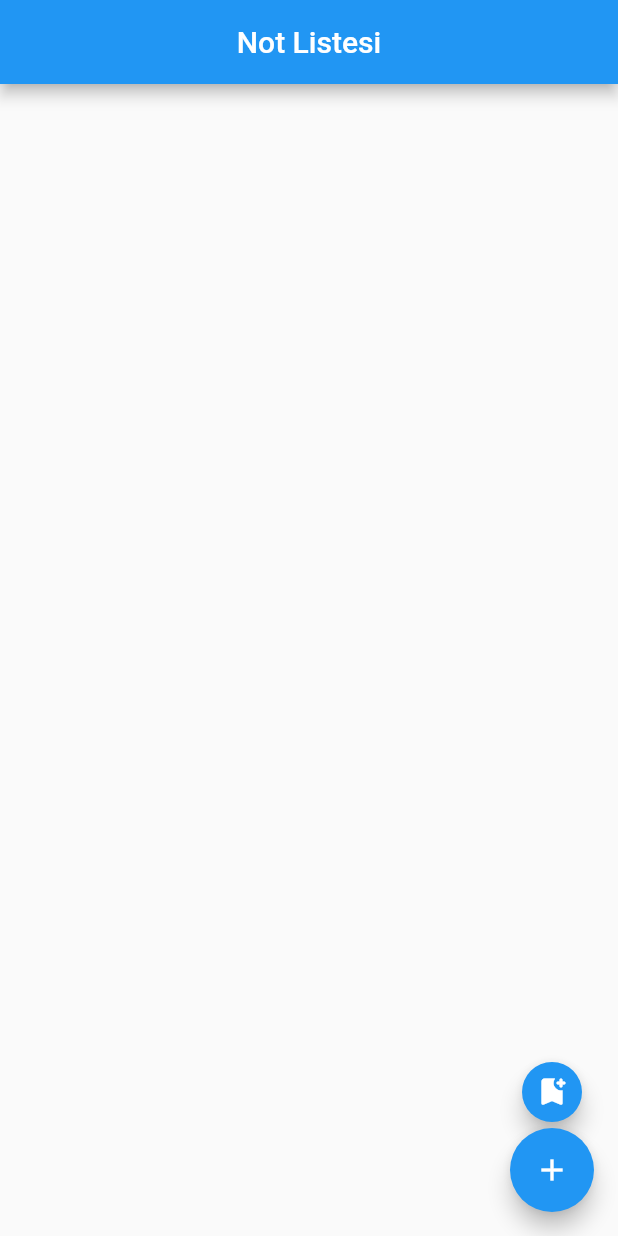
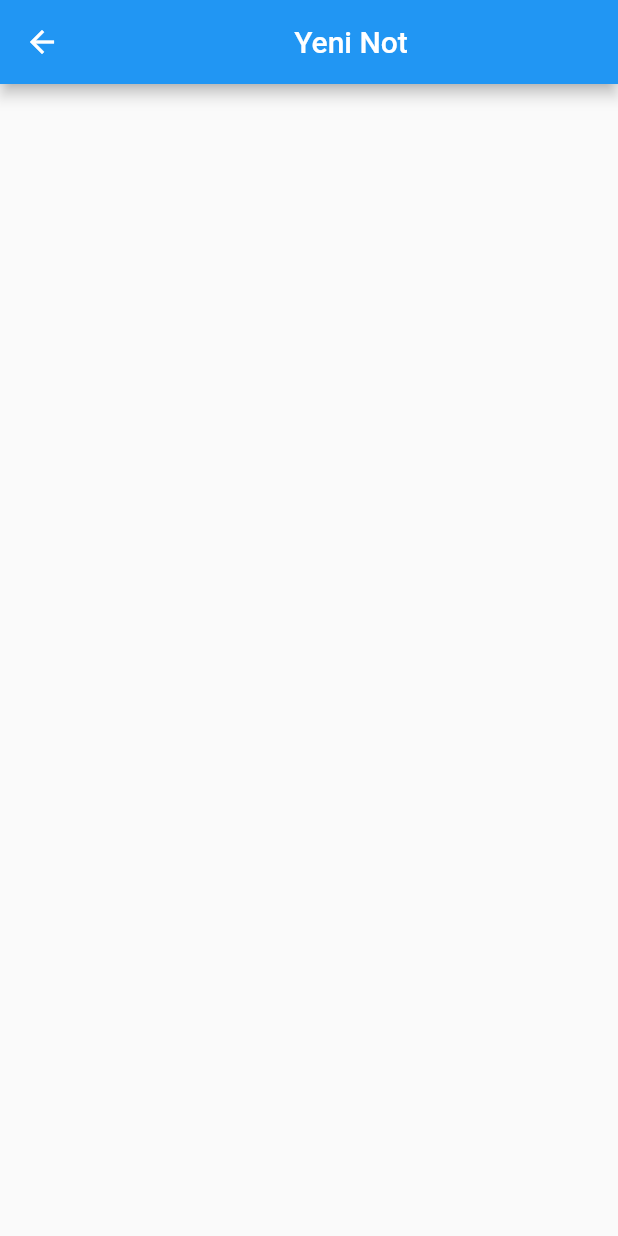
Before and after one commit to mehmet-dogru/flutter_not_sepeti, a Flutter app: the screen it shows after launch, after a tap on the "add" icon, on a phone screen of 412 x 824 dp. Run offline on Flutter 3.47's test engine with Material 2 defaults, Android fonts, the phone set to English and light mode, and no system bars; our stand-ins replace sqflite; accounts and stored records are empty.

Commit message:
start details page

```diff
--- a/lib/main.dart
+++ b/lib/main.dart
@@ -1,5 +1,6 @@
 import 'package:flutter/material.dart';
 import 'package:flutter_not_sepeti/models/kategori.dart';
+import 'package:flutter_not_sepeti/not_detay.dart';
 import 'package:flutter_not_sepeti/utils/database_helper.dart';
 
 void main() {
@@ -42,6 +43,7 @@ class NotListesi extends StatelessWidget {
         mainAxisAlignment: MainAxisAlignment.end,
         children: [
           FloatingActionButton(
+            heroTag: 'kategoriEkle',
             tooltip: 'Kategori Ekle',
             onPressed: () {
               kategoriEkleDialog(context);
@@ -50,14 +52,20 @@ class NotListesi extends StatelessWidget {
             mini: true,
           ),
           FloatingActionButton(
+            heroTag: 'notEkle',
             tooltip: 'Not Ekle',
-            onPressed: () {},
+            onPressed: () => _detaySayfasinaGit(context),
             child: const Icon(Icons.add),
           ),
         ],
       ),
       body: Container(),
     );
+  }
+
+  _detaySayfasinaGit(BuildContext context) {
+    Navigator.push(context,
+        MaterialPageRoute(builder: (context) => NotDetay(baslik: 'Yeni Not')));
   }
 
   void kategoriEkleDialog(BuildContext context) {
@@ -115,8 +123,10 @@ class NotListesi extends StatelessWidget {
                               _scaffoldKey.currentState!.showSnackBar(
                                 const SnackBar(
                                   content: Text('Kategori Eklendi.'),
+                                  duration: Duration(seconds: 2),
                                 ),
                               );
+                              Navigator.pop(context);
                             }
                           });
                         }
--- /dev/null
+++ b/lib/not_detay.dart
@@ -0,0 +1,20 @@
+import 'package:flutter/material.dart';
+
+class NotDetay extends StatefulWidget {
+  String? baslik;
+
+  NotDetay({Key? key, this.baslik}) : super(key: key);
+
+  @override
+  _NotDetayState createState() => _NotDetayState();
+}
+
+class _NotDetayState extends State<NotDetay> {
+  @override
+  Widget build(BuildContext context) {
+    return Scaffold(
+      appBar: AppBar(title: Center(child: Text(widget.baslik!))),
+      body: Container(),
+    );
+  }
+}
```
